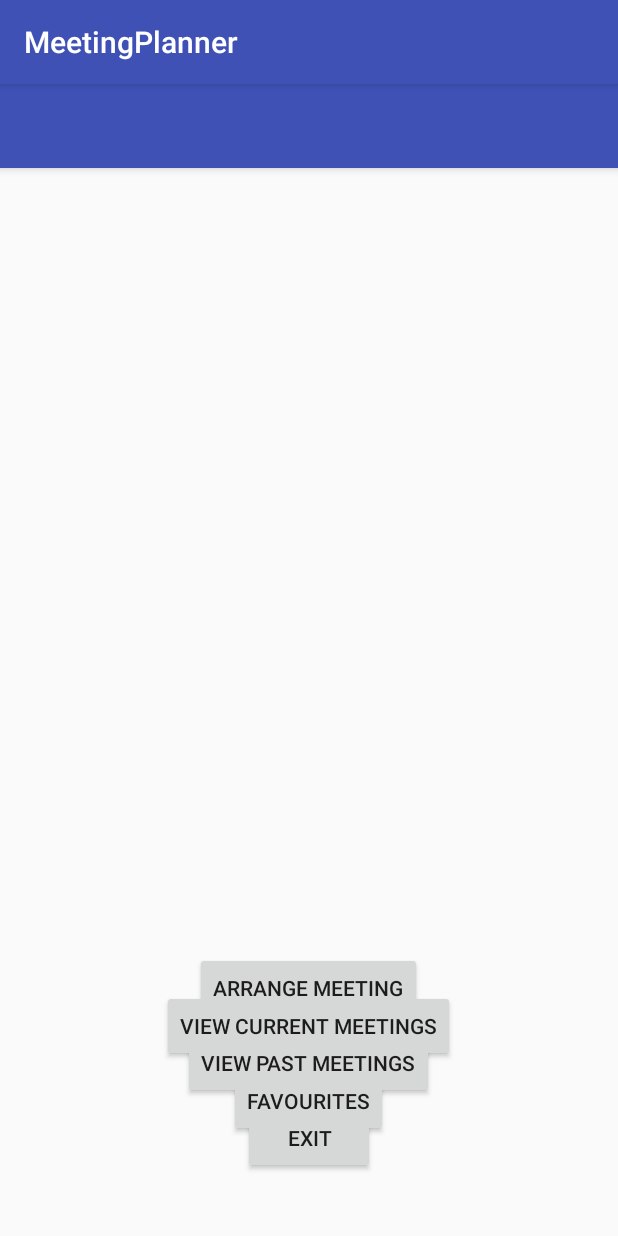
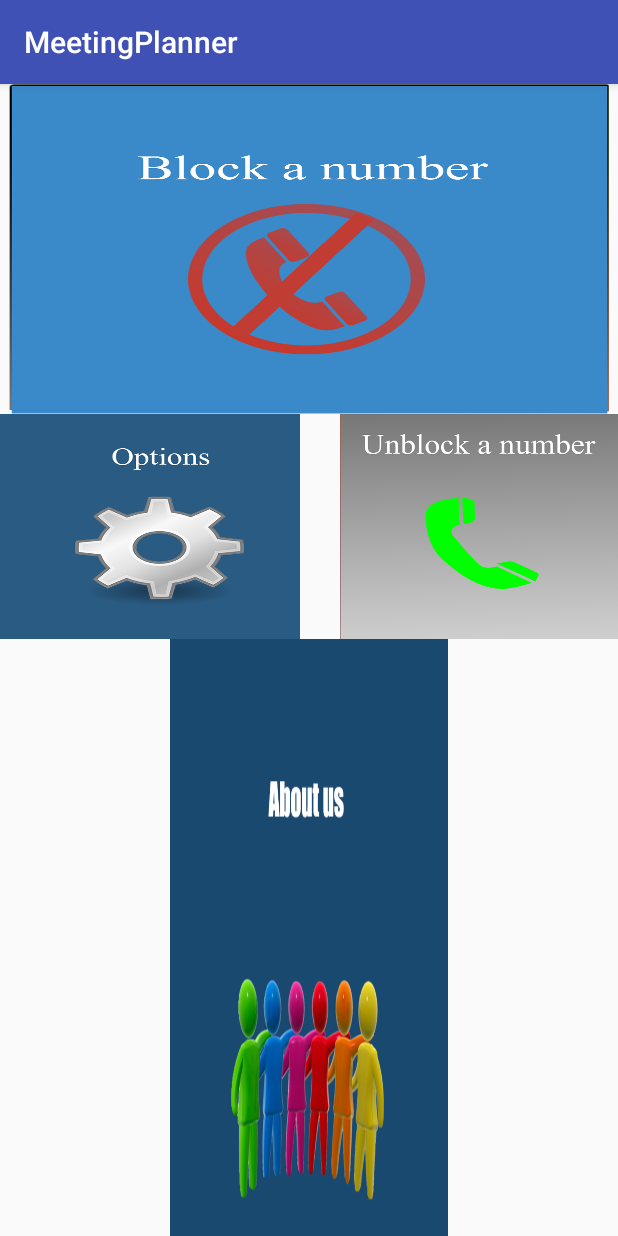
Before and after one commit to Yamsie/MeetingPlanner, an Android app: the screen it shows after launch (Menu), on a phone screen of 412 x 824 dp. Run offline under Robolectric (Android 15) with nearby library versions, the phone set to English and light mode, and no system bars.

Commit message:
padys menu

```diff
--- a/app/src/main/java/com/example/james/meetingplanner/Menu.java
+++ b/app/src/main/java/com/example/james/meetingplanner/Menu.java
@@ -43,10 +43,7 @@ public class Menu extends AppCompatActivity {
                 startActivity(favintent);
                 break;
 
-            case R.id.exit:
-                Intent exitintent = new Intent(this, ArrangeMeeting.class);
-                startActivity(exitintent);
-                break;
+
         }
     }
 }
--- a/app/src/main/res/layout/activity_menu.xml
+++ b/app/src/main/res/layout/activity_menu.xml
@@ -12,12 +12,7 @@
         android:layout_height="wrap_content"
         android:theme="@style/AppTheme.AppBarOverlay">
 
-        <android.support.v7.widget.Toolbar
-            android:id="@+id/toolbar"
-            android:layout_width="match_parent"
-            android:layout_height="?attr/actionBarSize"
-            android:background="?attr/colorPrimary"
-            app:popupTheme="@style/AppTheme.PopupOverlay" />
+
 
     </android.support.design.widget.AppBarLayout>
 
--- a/app/src/main/res/layout/content_menu.xml
+++ b/app/src/main/res/layout/content_menu.xml
@@ -2,60 +2,67 @@
 <RelativeLayout xmlns:android="http://schemas.android.com/apk/res/android"
     xmlns:app="http://schemas.android.com/apk/res-auto"
     xmlns:tools="http://schemas.android.com/tools"
-    android:layout_width="match_parent"
-    android:layout_height="match_parent"
-    android:paddingBottom="@dimen/activity_vertical_margin"
-    android:paddingLeft="@dimen/activity_horizontal_margin"
-    android:paddingRight="@dimen/activity_horizontal_margin"
-    android:paddingTop="@dimen/activity_vertical_margin"
-    app:layout_behavior="@string/appbar_scrolling_view_behavior"
+    android:layout_width="fill_parent"
+    android:layout_height="fill_parent"
+    android:paddingBottom="0dp"
+    android:paddingLeft="0dp"
+    android:paddingRight="0dp"
+
+    android:paddingTop="0dp"
+
     tools:context="com.example.james.meetingplanner.Menu"
     tools:showIn="@layout/activity_menu">
 
     <Button
-        android:layout_width="wrap_content"
-        android:layout_height="wrap_content"
-        android:text="Arrange Meeting"
+        android:layout_width="400dp"
+        android:layout_height="220dp"
         android:id="@+id/arrange"
+        android:background = "@drawable/blockbut"
+        android:adjustViewBounds="true"
         android:onClick="onClick"
+        android:padding="0dp"
+        android:scaleType="fitXY"
+        android:layout_alignParentTop="true"
+        android:layout_centerHorizontal="true" />
+    <Button
+
+        android:layout_width="200dp"
+        android:layout_height="150dp"
+        android:id="@+id/viewCurrent"
+        android:layout_below="@+id/arrange"
+        android:layout_alignParentLeft="true"
+        android:onClick="onClick"
+        android:layout_alignParentStart="true"
+        android:layout_marginLeft="0dp"
+        android:layout_marginStart="0dp"
+        android:layout_marginTop="0dp"
+        android:padding="0dp"
+        android:scaleType="fitXY"
+        android:background ="@drawable/options"/>
+    <Button
+        android:layout_width="185dp"
+        android:layout_height="150dp"
+        android:id="@+id/viewPast"
+        android:layout_below="@+id/arrange"
+        android:layout_alignParentRight="true"
+        android:onClick="onClick"
+        android:layout_alignParentEnd="true"
+        android:layout_marginBottom="0dp"
+        android:background = "@drawable/unblockbut"
+        android:scaleType="fitXY"
+        android:padding="0dp" />
+    <Button
+        android:layout_width="185dp"
+        android:layout_height="190dp"
+        android:id="@+id/favs"
+        android:layout_below="@+id/viewCurrent"
         android:layout_alignParentBottom="true"
         android:layout_centerHorizontal="true"
-        android:layout_marginBottom="125dp" />
-    <Button
-        android:layout_width="wrap_content"
-        android:layout_height="wrap_content"
-        android:text="View Current Meetings"
-        android:id="@+id/viewCurrent"
         android:onClick="onClick"
-        android:layout_alignParentBottom="true"
-        android:layout_centerHorizontal="true"
-        android:layout_marginBottom="100dp" />
-    <Button
-        android:layout_width="wrap_content"
-        android:layout_height="wrap_content"
-        android:text="View past Meetings"
-        android:id="@+id/viewPast"
-        android:onClick="onClick"
-        android:layout_alignParentBottom="true"
-        android:layout_centerHorizontal="true"
-        android:layout_marginBottom="75dp" />
-    <Button
-        android:layout_width="wrap_content"
-        android:layout_height="wrap_content"
-        android:text="Favourites"
-        android:id="@+id/favs"
-        android:onClick="onClick"
-        android:layout_alignParentBottom="true"
-        android:layout_centerHorizontal="true"
-        android:layout_marginBottom="50dp" />
-    <Button
-        android:layout_width="wrap_content"
-        android:layout_height="wrap_content"
-        android:text="Exit"
-        android:id="@+id/exit"
-        android:onClick="onClick"
-        android:layout_alignParentBottom="true"
-        android:layout_centerHorizontal="true"
-        android:layout_marginBottom="25dp" />
+        android:layout_marginBottom="0dp"
+        android:scaleType="fitXY"
+        android:background = "@drawable/aboutus"
+        android:padding="0dp" />
+
 
 </RelativeLayout>
```
